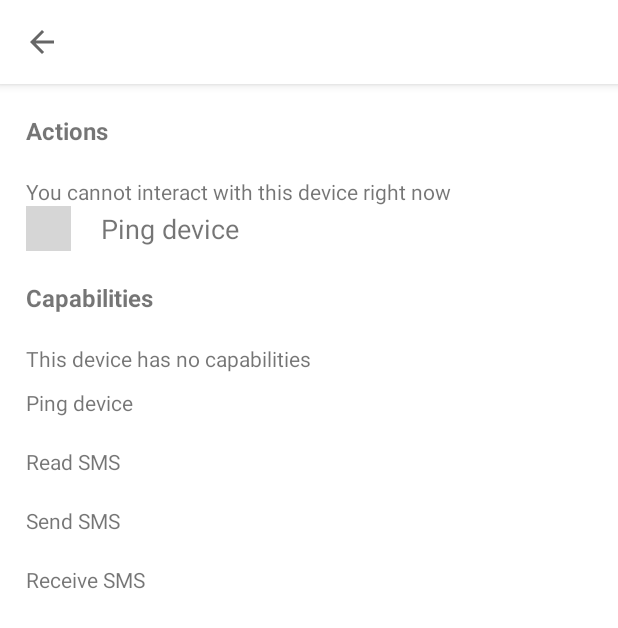
After one commit to EKarton/Android-Mac-Connector, an Android app: the DeviceDetailsActivity screen opened directly, with no data from a screen before it, on a phone screen of 412 x 824 dp. The commit adds this screen. Shown: the top 628 px of the screen. Run offline under Robolectric (Android 15) with nearby library versions, the phone set to English and light mode, and no system bars; our stand-ins replace data binding; 12 statements that could not run were skipped; grey boxes are pictures that could not be loaded.

Commit message:
feat: added device details page

```diff
--- a/Android App/app/src/main/java/com/androidmacconnector/androidapp/MainActivity.kt
+++ b/Android App/app/src/main/java/com/androidmacconnector/androidapp/MainActivity.kt
@@ -12,6 +12,7 @@ import androidx.fragment.app.FragmentActivity
 import androidx.viewpager2.adapter.FragmentStateAdapter
 import androidx.viewpager2.widget.ViewPager2
 import com.androidmacconnector.androidapp.auth.SessionServiceImpl
+import com.androidmacconnector.androidapp.devices.DeviceDetailsActivity
 import com.androidmacconnector.androidapp.devices.DeviceListFragment
 import com.androidmacconnector.androidapp.devices.DeviceWebService
 import com.androidmacconnector.androidapp.mqtt.MqttService
--- /dev/null
+++ b/Android App/app/src/main/java/com/androidmacconnector/androidapp/devices/DeviceDetailsActivity.kt
@@ -0,0 +1,43 @@
+package com.androidmacconnector.androidapp.devices
+
+import android.os.Bundle
+import android.view.View
+import android.view.ViewGroup
+import android.widget.ImageView
+import android.widget.TextView
+import androidx.appcompat.app.AppCompatActivity
+import androidx.appcompat.widget.Toolbar
+import androidx.recyclerview.widget.RecyclerView
+import com.androidmacconnector.androidapp.R
+import com.androidmacconnector.androidapp.databinding.ActivityDeviceDetailsBinding
+
+
+class DeviceDetailsActivity : AppCompatActivity() {
+    private lateinit var binding: ActivityDeviceDetailsBinding
+
+    override fun onCreate(savedInstanceState: Bundle?) {
+        super.onCreate(savedInstanceState)
+
+        // Set up the binding and the view
+        binding = ActivityDeviceDetailsBinding.inflate(layoutInflater)
+        setContentView(binding.root)
+
+        // Set the back button
+        val toolbar = findViewById<Toolbar>(R.id.toolbar)
+        setSupportActionBar(toolbar)
+        supportActionBar?.setDisplayHomeAsUpEnabled(true)
+
+        // Get the device passed in
+        val device = intent.getSerializableExtra("device") as Device
+        binding.device = device
+    }
+
+    /**
+     * Is called when the user clicks on the back button
+     * It will go back to the previous activity
+     */
+    override fun onSupportNavigateUp(): Boolean {
+        onBackPressed()
+        return true
+    }
+}
--- a/Android App/app/src/main/java/com/androidmacconnector/androidapp/devices/DeviceListFragment.kt
+++ b/Android App/app/src/main/java/com/androidmacconnector/androidapp/devices/DeviceListFragment.kt
@@ -1,5 +1,6 @@
 package com.androidmacconnector.androidapp.devices
 
+import android.content.Intent
 import android.os.Bundle
 import android.util.Log
 import android.view.LayoutInflater
@@ -7,13 +8,14 @@ import android.view.View
 import android.view.ViewGroup
 import android.widget.ImageView
 import android.widget.TextView
-import com.androidmacconnector.androidapp.databinding.FragmentDeviceListBinding
 import androidx.fragment.app.Fragment
 import androidx.recyclerview.widget.LinearLayoutManager
 import androidx.recyclerview.widget.RecyclerView
 import com.androidmacconnector.androidapp.R
 import com.androidmacconnector.androidapp.auth.SessionServiceImpl
+import com.androidmacconnector.androidapp.databinding.FragmentDeviceListBinding
 import com.androidmacconnector.androidapp.utils.getDeviceIdSafely
+
 
 class DeviceListFragment: Fragment() {
 
@@ -48,12 +50,12 @@ class DeviceListFragment: Fragment() {
                 }
 
                 // Remove our current device from the list
-                val filteredDevices = newDevices.filter { it.deviceId != curDeviceId }
+//                val filteredDevices = newDevices.filter { it.deviceId != curDeviceId }
 
                 devices.clear()
-                devices.addAll(filteredDevices)
+//                devices.addAll(filteredDevices)
+                devices.addAll(newDevices)
                 adapter?.notifyDataSetChanged()
-
                 dataBindings?.showNoDevicesPrompt = devices.count() == 0
             }
         }
@@ -66,20 +68,30 @@ class DeviceListFragment: Fragment() {
         // Create the layout for this fragment
         val view = inflater.inflate(R.layout.fragment_device_list, container, false)
 
+        // A handler for when a device is clicked on from the list
+        val onDeviceClickHandler = { device: Device ->
+            val intent = Intent(activity, DeviceDetailsActivity::class.java)
+            intent.putExtra("device", device)
+            startActivity(intent)
+        }
+
         // Set the RecyclerView to the list of devices
-        val devicesList = view.findViewById(R.id.devicesRecyclerView) as RecyclerView
-        adapter = DeviceListAdapter(devices)
+        val devicesList = view?.findViewById(R.id.devicesRecyclerView) as RecyclerView
+        adapter = DeviceListAdapter(devices, onDeviceClickHandler)
         devicesList.adapter = adapter
         devicesList.layoutManager = LinearLayoutManager(this.context)
 
-        // Set up data bindings
-        dataBindings = FragmentDeviceListBinding.inflate(layoutInflater, container, false)
+        // Set up the data bindings
+        dataBindings = FragmentDeviceListBinding.bind(view)
 
         return view
     }
 }
 
-class DeviceListAdapter(private val devices: List<Device>) : RecyclerView.Adapter<DeviceListAdapter.ViewHolder>() {
+class DeviceListAdapter(
+    private val devices: List<Device>,
+    private val listener: (Device) -> Unit
+): RecyclerView.Adapter<DeviceListAdapter.ViewHolder>() {
 
     // Represents a row's view in the adapter
     inner class ViewHolder(listItemView: View) : RecyclerView.ViewHolder(listItemView) {
@@ -110,6 +122,7 @@ class DeviceListAdapter(private val devices: List<Device>) : RecyclerView.Adapte
         }
 
         holder.deviceImage.setImageResource(imageResource)
+        holder.itemView.setOnClickListener { listener(device) }
     }
 
     override fun getItemCount(): Int {
--- a/Android App/app/src/main/java/com/androidmacconnector/androidapp/devices/DeviceService.kt
+++ b/Android App/app/src/main/java/com/androidmacconnector/androidapp/devices/DeviceService.kt
@@ -10,6 +10,7 @@ import com.androidmacconnector.androidapp.utils.WebServiceResponseHandler
 import org.json.JSONArray
 import org.json.JSONException
 import org.json.JSONObject
+import java.io.Serializable
 import java.lang.String.format
 
 interface DeviceService {
@@ -176,7 +177,13 @@ class DeviceWebService(context: Context): WebService(context), DeviceService {
     }
 }
 
-class Device(val deviceId: String, val name: String, val type: String, val capabilities: List<String>) {
+class Device(
+    val deviceId: String,
+    val name: String,
+    val type: String,
+    val capabilities: List<String>
+): Serializable {
+
     companion object {
         fun createDevicesList(numDevices: Int) : ArrayList<Device> {
             val contacts = ArrayList<Device>()
@@ -185,6 +192,26 @@ class Device(val deviceId: String, val name: String, val type: String, val capab
             }
             return contacts
         }
+    }
+
+    fun canPingDevice(): Boolean {
+        return capabilities.contains("ping_device")
+    }
+
+    fun canReceiveFiles(): Boolean {
+        return capabilities.contains("receive_files")
+    }
+
+    fun canSendSms(): Boolean {
+        return capabilities.contains("send_sms")
+    }
+
+    fun canReadSms(): Boolean {
+        return capabilities.contains("read_sms")
+    }
+
+    fun canReceiveSms(): Boolean {
+        return capabilities.contains("receive_sms")
     }
 }
 
--- /dev/null
+++ b/Android App/app/src/main/res/layout/activity_device_details.xml
@@ -0,0 +1,58 @@
+<?xml version="1.0" encoding="utf-8"?>
+<layout xmlns:android="http://schemas.android.com/apk/res/android"
+    xmlns:app="http://schemas.android.com/apk/res-auto"
+    xmlns:bind="http://schemas.android.com/apk/res-auto"
+    xmlns:tools="http://schemas.android.com/tools">
+
+    <data>
+        <import type="android.view.View"/>
+        <variable name="device" type="com.androidmacconnector.androidapp.devices.Device"/>
+    </data>
+
+    <androidx.coordinatorlayout.widget.CoordinatorLayout
+        android:id="@+id/coordinator_layout"
+        android:layout_width="match_parent"
+        android:layout_height="wrap_content"
+        app:layout_constrainedHeight="true"
+        app:layout_constraintTop_toTopOf="parent"
+        app:layout_constraintStart_toStartOf="parent"
+        tools:context=".devices.DeviceDetailsActivity">
+
+        <com.google.android.material.appbar.AppBarLayout
+            android:layout_width="match_parent"
+            android:layout_height="wrap_content"
+            android:backgroundTint="@color/white">
+
+            <com.google.android.material.appbar.MaterialToolbar
+                android:id="@+id/toolbar"
+                android:layout_width="match_parent"
+                android:layout_height="?attr/actionBarSize"
+                app:title="@{device.name, default=`Device name`}" />
+        </com.google.android.material.appbar.AppBarLayout>
+
+        <LinearLayout
+            android:layout_width="match_parent"
+            android:layout_height="wrap_content"
+            app:layout_behavior="@string/appbar_scrolling_view_behavior"
+            android:orientation="vertical">
+
+            <include
+                layout="@layout/device_actions_list"
+                android:layout_width="match_parent"
+                android:layout_height="wrap_content"
+                android:layout_marginStart="17dp"
+                bind:canPingDevice="@{device.canPingDevice()}" />
+
+            <include
+                layout="@layout/device_capabilities_list"
+                android:layout_width="match_parent"
+                android:layout_height="wrap_content"
+                android:layout_marginStart="17dp"
+                bind:canPingDevice="@{device.canPingDevice()}"
+                bind:canSendSms="@{device.canSendSms()}"
+                bind:canReadSms="@{device.canReadSms()}"
+                bind:canReceiveSms="@{device.canReceiveSms()}"/>
+
+        </LinearLayout>
+    </androidx.coordinatorlayout.widget.CoordinatorLayout>
+</layout>
--- /dev/null
+++ b/Android App/app/src/main/res/layout/device_actions_list.xml
@@ -0,0 +1,58 @@
+<?xml version="1.0" encoding="utf-8"?>
+<layout xmlns:app="http://schemas.android.com/apk/res-auto"
+    xmlns:bind="http://schemas.android.com/apk/res-auto"
+    xmlns:android="http://schemas.android.com/apk/res/android">
+
+    <data>
+        <import type="android.view.View"/>
+        <variable name="canPingDevice" type="Boolean"/>
+    </data>
+
+    <androidx.constraintlayout.widget.ConstraintLayout
+        android:id="@+id/constraintLayout"
+        android:layout_width="match_parent"
+        android:layout_height="wrap_content"
+        android:layout_marginStart="17dp"
+        app:layout_constraintStart_toStartOf="parent"
+        app:layout_constraintTop_toTopOf="parent">
+
+        <TextView
+            android:id="@+id/textView6"
+            android:layout_width="wrap_content"
+            android:layout_height="wrap_content"
+            android:paddingTop="20dp"
+            android:paddingBottom="20dp"
+            android:text="Actions"
+            android:textSize="16sp"
+            android:textStyle="bold"
+            app:layout_constraintStart_toStartOf="parent"
+            app:layout_constraintTop_toTopOf="parent" />
+
+        <LinearLayout
+            android:layout_width="match_parent"
+            android:layout_height="wrap_content"
+            app:layout_constraintStart_toStartOf="parent"
+            app:layout_constraintTop_toBottomOf="@+id/textView6"
+            android:orientation="vertical">
+
+            <TextView
+                android:visibility="@{!canPingDevice ? View.VISIBLE : View.GONE}"
+                android:layout_width="match_parent"
+                android:layout_height="wrap_content"
+                android:paddingTop="0dp"
+                android:paddingBottom="0dp"
+                android:text="You cannot interact with this device right now"/>
+
+            <include
+                layout="@layout/device_actions_row"
+                android:visibility="@{canPingDevice ? View.VISIBLE : View.GONE}"
+                android:layout_width="match_parent"
+                android:layout_height="wrap_content"
+                bind:imageCaption="@{`Ping device icon`}"
+                bind:actionName="@{`Ping device`}" />
+
+        </LinearLayout>
+
+    </androidx.constraintlayout.widget.ConstraintLayout>
+
+</layout>
--- /dev/null
+++ b/Android App/app/src/main/res/layout/device_actions_row.xml
@@ -0,0 +1,39 @@
+<?xml version="1.0" encoding="utf-8"?>
+<layout xmlns:app="http://schemas.android.com/apk/res-auto"
+    xmlns:tools="http://schemas.android.com/tools"
+    xmlns:android="http://schemas.android.com/apk/res/android">
+
+    <data>
+        <import type="android.view.View"/>
+        <variable name="imageSrc" type="int"/>
+        <variable name="imageCaption" type="String"/>
+        <variable name="actionName" type="String"/>
+    </data>
+
+    <androidx.constraintlayout.widget.ConstraintLayout
+        android:layout_width="match_parent"
+        android:layout_height="wrap_content">
+
+        <ImageView
+            android:id="@+id/image"
+            android:layout_width="wrap_content"
+            android:layout_height="wrap_content"
+            android:adjustViewBounds="true"
+            android:contentDescription="@{imageCaption, default=`Action image`}"
+            android:maxHeight="30dp"
+            app:layout_constraintStart_toStartOf="parent"
+            app:layout_constraintTop_toTopOf="parent"
+            app:srcCompat="@drawable/fui_ic_check_circle_black_128dp" />
+
+        <TextView
+            android:layout_width="0dp"
+            android:layout_height="wrap_content"
+            android:layout_marginStart="20dp"
+            android:textSize="18sp"
+            app:layout_constraintBottom_toBottomOf="parent"
+            app:layout_constraintStart_toEndOf="@+id/image"
+            app:layout_constraintTop_toTopOf="parent"
+            tools:text="@{actionName, default=`Action name`}" />
+
+    </androidx.constraintlayout.widget.ConstraintLayout>
+</layout>
--- /dev/null
+++ b/Android App/app/src/main/res/layout/device_capabilities_list.xml
@@ -0,0 +1,79 @@
+<?xml version="1.0" encoding="utf-8"?>
+<layout xmlns:app="http://schemas.android.com/apk/res-auto"
+    xmlns:bind="http://schemas.android.com/apk/res-auto"
+    xmlns:tools="http://schemas.android.com/tools"
+    xmlns:android="http://schemas.android.com/apk/res/android">
+
+    <data>
+        <import type="android.view.View"/>
+        <variable name="canPingDevice" type="Boolean"/>
+        <variable name="canReadSms" type="Boolean"/>
+        <variable name="canSendSms" type="Boolean"/>
+        <variable name="canReceiveSms" type="Boolean"/>
+    </data>
+
+    <androidx.constraintlayout.widget.ConstraintLayout
+        android:layout_width="match_parent"
+        android:layout_height="wrap_content"
+        app:layout_constraintStart_toStartOf="parent"
+        android:layout_marginStart="17dp"
+        app:layout_constraintTop_toBottomOf="@+id/constraintLayout">
+
+        <TextView
+            android:id="@+id/textView7"
+            android:layout_width="wrap_content"
+            android:layout_height="wrap_content"
+            android:paddingTop="20dp"
+            android:paddingBottom="20dp"
+            android:text="Capabilities"
+            android:textSize="16sp"
+            android:textStyle="bold"
+            app:layout_constraintStart_toStartOf="parent"
+            app:layout_constraintTop_toTopOf="parent" />
+
+        <LinearLayout
+            android:layout_width="match_parent"
+            android:layout_height="wrap_content"
+            app:layout_constraintStart_toStartOf="parent"
+            app:layout_constraintTop_toBottomOf="@+id/textView7"
+            android:orientation="vertical">
+
+            <TextView
+                android:visibility="@{!(canPingDevice || canReceiveSms || canReadSms || canSendSms) ? View.VISIBLE : View.GONE}"
+                android:layout_width="match_parent"
+                android:layout_height="wrap_content"
+                android:paddingTop="0dp"
+                android:paddingBottom="0dp"
+                android:text="This device has no capabilities"/>
+
+            <include
+                layout="@layout/device_capabilities_row"
+                android:visibility="@{canPingDevice ? View.VISIBLE : View.GONE}"
+                android:layout_width="match_parent"
+                android:layout_height="wrap_content"
+                bind:capabilityName="@{`Ping device`}" />
+
+            <include
+                layout="@layout/device_capabilities_row"
+                android:visibility="@{canReadSms ? View.VISIBLE : View.GONE}"
+                android:layout_width="match_parent"
+                android:layout_height="wrap_content"
+                bind:capabilityName="@{`Read SMS`}" />
+
+            <include
+                layout="@layout/device_capabilities_row"
+                android:visibility="@{canSendSms ? View.VISIBLE : View.GONE}"
+                android:layout_width="match_parent"
+                android:layout_height="wrap_content"
+                bind:capabilityName="@{`Send SMS`}" />
+
+            <include
+                layout="@layout/device_capabilities_row"
+                android:visibility="@{canReceiveSms ? View.VISIBLE : View.GONE}"
+                android:layout_width="match_parent"
+                android:layout_height="wrap_content"
+                bind:capabilityName="@{`Receive SMS`}" />
+
+        </LinearLayout>
+    </androidx.constraintlayout.widget.ConstraintLayout>
+</layout>
--- /dev/null
+++ b/Android App/app/src/main/res/layout/device_capabilities_row.xml
@@ -0,0 +1,14 @@
+<?xml version="1.0" encoding="utf-8"?>
+
+<layout xmlns:android="http://schemas.android.com/apk/res/android">
+    <data>
+        <variable name="capabilityName" type="String"/>
+    </data>
+
+    <TextView
+        android:layout_width="match_parent"
+        android:layout_height="wrap_content"
+        android:paddingTop="10dp"
+        android:paddingBottom="10dp"
+        android:text="@{capabilityName, default=`Capability name`}" />
+</layout>
--- a/Android App/app/src/main/res/layout/fragment_device_list.xml
+++ b/Android App/app/src/main/res/layout/fragment_device_list.xml
@@ -6,7 +6,7 @@
 
     <data>
         <import type="android.view.View"/>
-        <variable name="showNoDevicesPrompt" type="Boolean"/>
+        <variable name="showNoDevicesPrompt" type="boolean"/>
     </data>
 
     <androidx.coordinatorlayout.widget.CoordinatorLayout
@@ -17,7 +17,6 @@
         app:layout_constrainedHeight="true"
         app:layout_constraintTop_toTopOf="parent"
         app:layout_constraintStart_toStartOf="parent"
-        app:layout_constraintBottom_toTopOf="@+id/tabLayout"
         tools:context=".devices.DeviceListFragment">
 
         <com.google.android.material.appbar.AppBarLayout
@@ -36,7 +35,7 @@
         </com.google.android.material.appbar.AppBarLayout>
 
         <androidx.constraintlayout.widget.ConstraintLayout
-            android:visibility="@{showNoDevicesPrompt ? View.GONE : View.VISIBLE}"
+            android:visibility="@{showNoDevicesPrompt ? View.VISIBLE : View.GONE}"
             android:layout_width="match_parent"
             android:layout_height="wrap_content"
             app:layout_behavior="@string/appbar_scrolling_view_behavior">
@@ -47,7 +46,7 @@
                 android:layout_height="wrap_content"
                 android:layout_marginTop="30dp"
                 android:layout_marginBottom="30dp"
-                android:text="There are no devices!"
+                android:text="@{String.valueOf(showNoDevicesPrompt)}"
                 app:layout_constraintBottom_toBottomOf="parent"
                 app:layout_constraintEnd_toEndOf="parent"
                 app:layout_constraintStart_toStartOf="parent"
--- a/Android App/app/src/main/res/layout/fragment_device_list_row.xml
+++ b/Android App/app/src/main/res/layout/fragment_device_list_row.xml
@@ -14,8 +14,8 @@
         android:layout_width="wrap_content"
         android:layout_height="wrap_content"
         android:adjustViewBounds="true"
-        android:contentDescription="TODO"
-        android:maxHeight="50dp"
+        android:contentDescription="Generic device image"
+        android:maxHeight="30dp"
         app:layout_constraintStart_toStartOf="parent"
         app:layout_constraintTop_toTopOf="parent"
         tools:srcCompat="@drawable/ic_generic_device" />
```
Also changed, not shown: Android App/app/src/main/AndroidManifest.xml (+9 -11 lines).
